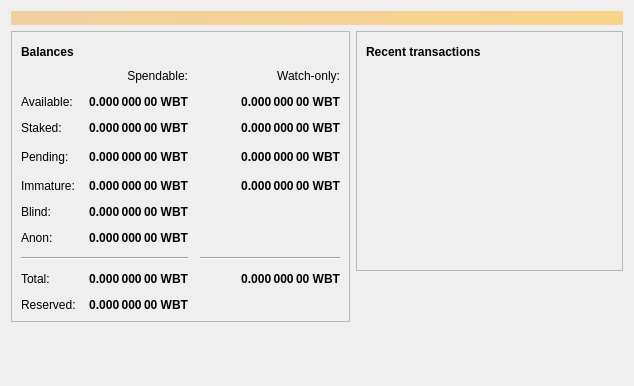
The window that src/qt/forms/overviewpage.ui (vpubchain/vircle-core) describes before a commit, drawn with Qt 5.
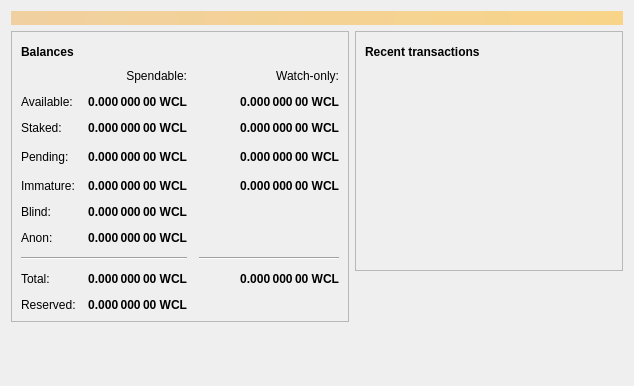
The same window after the commit. Icons and pictures are not drawn.

```diff
--- a/src/qt/forms/overviewpage.ui
+++ b/src/qt/forms/overviewpage.ui
@@ -129,7 +129,7 @@
                <string>Your current staked balance</string>
               </property>
               <property name="text">
-               <string notr="true">0.000 000 00 WBT</string>
+               <string notr="true">0.000 000 00 WCL</string>
               </property>
               <property name="alignment">
                <set>Qt::AlignRight|Qt::AlignTrailing|Qt::AlignVCenter</set>
@@ -154,7 +154,7 @@
                <string>Your current watch-only staked balance</string>
               </property>
               <property name="text">
-               <string notr="true">0.000 000 00 WBT</string>
+               <string notr="true">0.000 000 00 WCL</string>
               </property>
               <property name="alignment">
                <set>Qt::AlignRight|Qt::AlignTrailing|Qt::AlignVCenter</set>
@@ -179,7 +179,7 @@
                <string>Mined balance in watch-only addresses that has not yet matured</string>
               </property>
               <property name="text">
-               <string notr="true">0.000 000 00 WBT</string>
+               <string notr="true">0.000 000 00 WCL</string>
               </property>
               <property name="alignment">
                <set>Qt::AlignRight|Qt::AlignTrailing|Qt::AlignVCenter</set>
@@ -217,7 +217,7 @@
                <string>Mined balance that has not yet matured</string>
               </property>
               <property name="text">
-               <string notr="true">0.000 000 00 WBT</string>
+               <string notr="true">0.000 000 00 WCL</string>
               </property>
               <property name="alignment">
                <set>Qt::AlignRight|Qt::AlignTrailing|Qt::AlignVCenter</set>
@@ -242,7 +242,7 @@
                <string>Unconfirmed transactions to watch-only addresses</string>
               </property>
               <property name="text">
-               <string notr="true">0.000 000 00 WBT</string>
+               <string notr="true">0.000 000 00 WCL</string>
               </property>
               <property name="alignment">
                <set>Qt::AlignRight|Qt::AlignTrailing|Qt::AlignVCenter</set>
@@ -267,7 +267,7 @@
                <string>Total of transactions that have yet to be confirmed, and do not yet count toward the spendable balance</string>
               </property>
               <property name="text">
-               <string notr="true">0.000 000 00 WBT</string>
+               <string notr="true">0.000 000 00 WCL</string>
               </property>
               <property name="alignment">
                <set>Qt::AlignRight|Qt::AlignTrailing|Qt::AlignVCenter</set>
@@ -318,7 +318,7 @@
                <string>Current total balance in watch-only addresses</string>
               </property>
               <property name="text">
-               <string notr="true">0.000 000 00 WBT</string>
+               <string notr="true">0.000 000 00 WCL</string>
               </property>
               <property name="alignment">
                <set>Qt::AlignRight|Qt::AlignTrailing|Qt::AlignVCenter</set>
@@ -350,7 +350,7 @@
                <string>Your current total balance</string>
               </property>
               <property name="text">
-               <string notr="true">0.000 000 00 WBT</string>
+               <string notr="true">0.000 000 00 WCL</string>
               </property>
               <property name="alignment">
                <set>Qt::AlignRight|Qt::AlignTrailing|Qt::AlignVCenter</set>
@@ -406,7 +406,7 @@
                <string>Your current balance in watch-only addresses</string>
               </property>
               <property name="text">
-               <string notr="true">0.000 000 00 WBT</string>
+               <string notr="true">0.000 000 00 WCL</string>
               </property>
               <property name="alignment">
                <set>Qt::AlignRight|Qt::AlignTrailing|Qt::AlignVCenter</set>
@@ -455,7 +455,7 @@
                <string>Your current spendable blinded balance</string>
               </property>
               <property name="text">
-               <string notr="true">0.000 000 00 WBT</string>
+               <string notr="true">0.000 000 00 WCL</string>
               </property>
               <property name="alignment">
                <set>Qt::AlignRight|Qt::AlignTrailing|Qt::AlignVCenter</set>
@@ -487,7 +487,7 @@
                <string>Your current spendable anon balance</string>
               </property>
               <property name="text">
-               <string notr="true">0.000 000 00 WBT</string>
+               <string notr="true">0.000 000 00 WCL</string>
               </property>
               <property name="alignment">
                <set>Qt::AlignRight|Qt::AlignTrailing|Qt::AlignVCenter</set>
@@ -512,7 +512,7 @@
                <string>Your current spendable balance</string>
               </property>
               <property name="text">
-               <string notr="true">0.000 000 00 WBT</string>
+               <string notr="true">0.000 000 00 WCL</string>
               </property>
               <property name="alignment">
                <set>Qt::AlignRight|Qt::AlignTrailing|Qt::AlignVCenter</set>
@@ -544,7 +544,7 @@
                <string>Your current spendable balance</string>
               </property>
               <property name="text">
-               <string notr="true">0.000 000 00 WBT</string>
+               <string notr="true">0.000 000 00 WCL</string>
               </property>
               <property name="alignment">
                <set>Qt::AlignRight|Qt::AlignTrailing|Qt::AlignVCenter</set>
```
